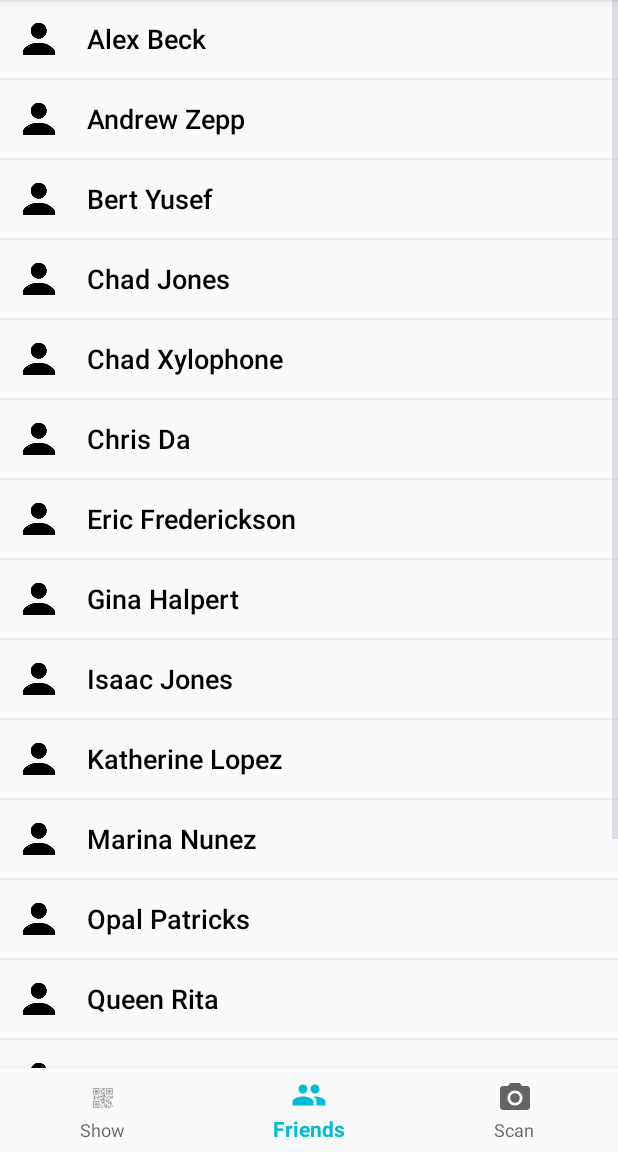
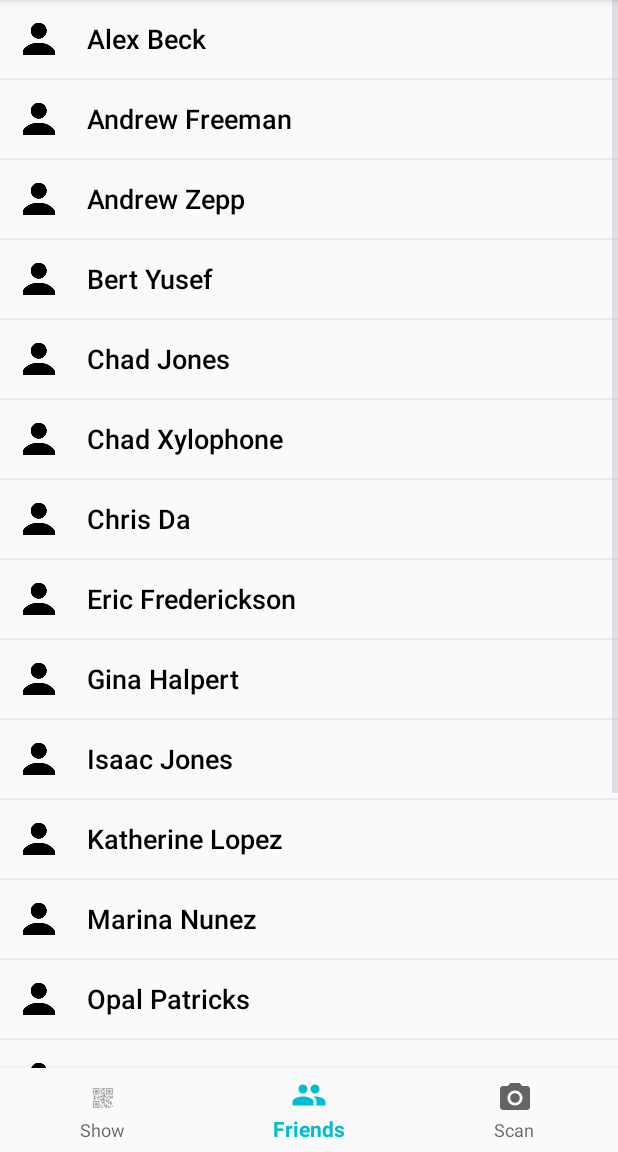
Before and after one commit to ac-freeman/social-media-scanner, an Android app: the screen it shows after launch (MainActivity), after a tap on "LOGIN", on a phone screen of 412 x 824 dp, the part 84-1236 px from its top. Run offline under Robolectric (Android 15) with nearby library versions, the phone set to English and light mode, and no system bars; libraries missing offline, so code that uses them is left out: com.facebook, com.journeyapps.barcodescanner, com.twitter.sdk, me.dm7.barcodescanner; 1 statement that could not run was skipped.

Commit message:
"Andrew Freeman" dummy contact with real social links

```diff
--- a/app/src/main/java/com/acfreeman/socialmediascanner/MainActivity.java
+++ b/app/src/main/java/com/acfreeman/socialmediascanner/MainActivity.java
@@ -723,6 +723,15 @@ public class MainActivity extends AppCompatActivity implements ZXingScannerView.
         Contact contact;
         LocalDatabase db = new LocalDatabase(getApplicationContext());
 
+        contact = new Contact("Andrew Freeman");
+        db.addContact(contact);
+        db.addPhone(new Phone(contact.getId(),2142186153,"Cell"));
+        db.addEmail(new Email(contact.getId(), "afreema4@samford.edu", "Work"));
+        db.addSocial(new Social(contact.getId(), "Twitter", "392381109"));
+        db.addSocial(new Social(contact.getId(), "LinkedIn", "AAoAAA4bE1IBoMdCU1I23EQvkTgYE_ggW3s39SY&authType=name&authToken=qTgI&trk=api*a4550044*s4612704*"));
+        db.addSocial(new Social(contact.getId(), "Spotify", "acfreeman"));
+        db.addSocial(new Social(contact.getId(), "Facebook", "1720598201286659"));
+
         contact = new Contact("Chad Jones");
         db.addContact(contact);
         contact = new Contact("Alex Beck");
```
